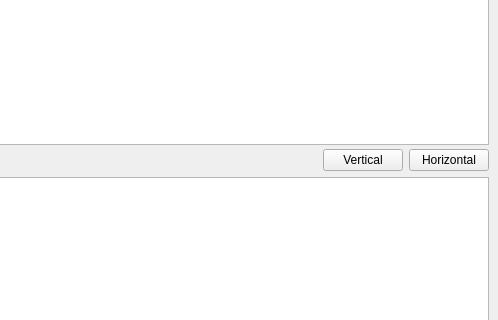
Qt form mainwindow_test.ui (Mayitzin/CSVPlotter) before a commit; both pictures show x 550 to 1048 and y 155 to 475 of the 1048 by 668 pixel window.
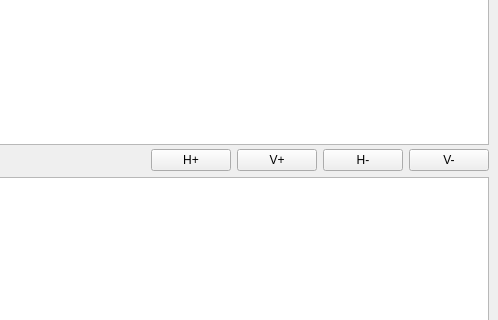
The same form after that commit. Custom widgets are drawn as their Qt base class.

Commit message: Add functions to manipulate ViewGraphics Layout for rows and columns. Simplify data transfer with drag-n-drops.

Patch:
```diff
--- a/mainwindow_test.ui
+++ b/mainwindow_test.ui
@@ -50,17 +50,31 @@
             </property>
            </spacer>
           </item>
-          <item>
-           <widget class="QPushButton" name="pushButton_2">
-            <property name="text">
-             <string>Vertical</string>
-            </property>
-           </widget>
-          </item>
           <item>
            <widget class="QPushButton" name="pushButton">
             <property name="text">
-             <string>Horizontal</string>
+             <string>H+</string>
+            </property>
+           </widget>
+          </item>
+          <item>
+           <widget class="QPushButton" name="pushButton_2">
+            <property name="text">
+             <string>V+</string>
+            </property>
+           </widget>
+          </item>
+          <item>
+           <widget class="QPushButton" name="pushButton_3">
+            <property name="text">
+             <string>H-</string>
+            </property>
+           </widget>
+          </item>
+          <item>
+           <widget class="QPushButton" name="pushButton_4">
+            <property name="text">
+             <string>V-</string>
             </property>
            </widget>
           </item>
```
The commit also changes 2 other files.
